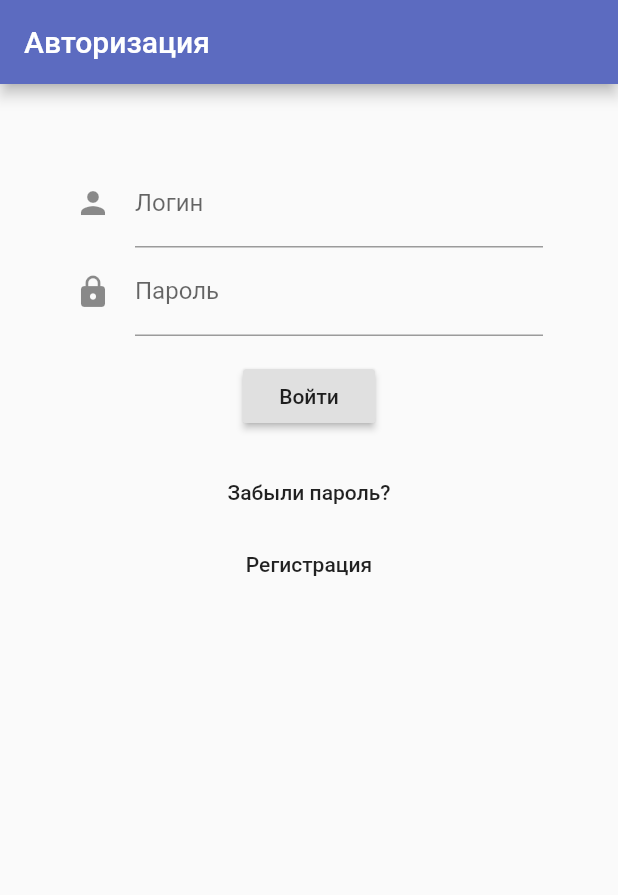
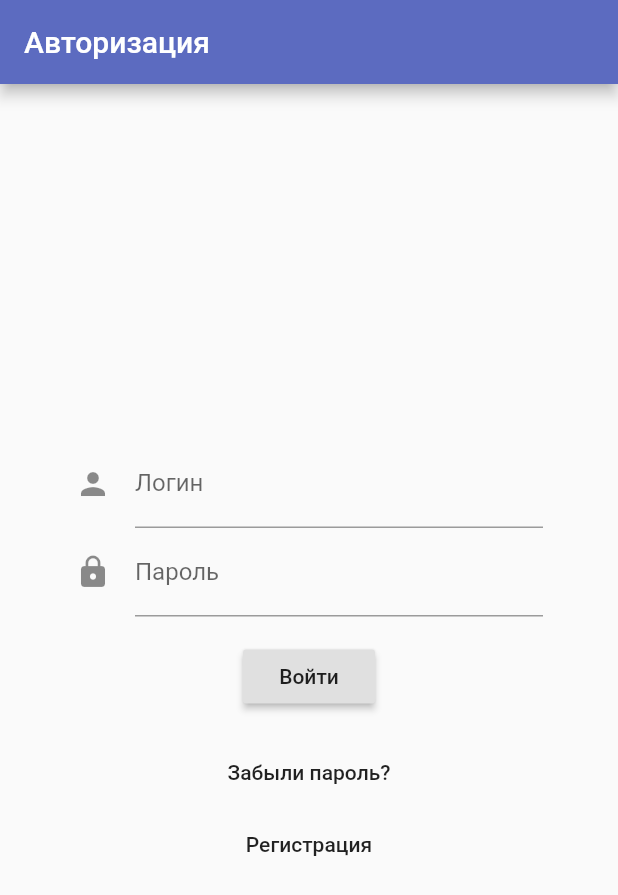
Before and after one commit to Kostya-HellCat/PhotoStock, a Flutter app: the screen it shows after launch, on a phone screen of 412 x 824 dp. Shown: the top 895 px of the screen. Run offline on Flutter 3.47's test engine with Material 2 defaults, Android fonts, the phone set to English and light mode, and no system bars.

Commit message:
AuthRoute -> StatefulWidget for saving state; make scrolling AuthRoute by listview; center by Container (but unable to tap buttons when keyboard appears yet and scrolling to desired formfield anormal).

```diff
--- a/flutter_app/lib/main.dart
+++ b/flutter_app/lib/main.dart
@@ -4,21 +4,25 @@ import 'package:http/http.dart' as http;
 void main() {
   runApp(MaterialApp(
     title: 'Navigation Basics',
-
     theme: new ThemeData(
       primaryColor: Colors.indigo[400],
     ),
     routes: {
-      '/':(BuildContext context) => AuthRoute(),
-      '/reg':(context) => RegRoute()
+      '/': (BuildContext context) => AuthRoute(),
+      '/reg': (context) => RegRoute()
     },
   ));
 }
 
-class AuthRoute extends StatelessWidget {
+class AuthRoute extends StatefulWidget {
+  @override
+  _AuthRouteState createState() => _AuthRouteState();
+}
+
+class _AuthRouteState extends State<AuthRoute> {
   final _formKey = GlobalKey<FormState>();
 
-  req_auth() async{
+  req_auth() async {
     var response = await http.post(
         'http://10.0.2.2:1337/auth',
         body: {'nickname': 'test', 'password': '10'});
@@ -34,18 +38,15 @@ class AuthRoute extends StatelessWidget {
         title: Text("Авторизация"),
       ),
       //backgroundColor: Colors.indigo[400],
-      resizeToAvoidBottomPadding: false,
-      body: Builder(
-        builder: (context) => Center(
-          child: Column(
-            children: <Widget>[
-              Form(
+      //resizeToAvoidBottomPadding: false,
+      //resizeToAvoidBottomInset: true,
+      body: Container(
+        alignment: Alignment.center,
+        child: Form(
           key: _formKey,
-              child: Padding(
-                padding: EdgeInsets.only(left: 50,right: 50,top: 50),
-                child: Column(
-                  crossAxisAlignment: CrossAxisAlignment.start,
-                  mainAxisSize: MainAxisSize.max,
+          child: ListView(
+            shrinkWrap: true,
+            padding: EdgeInsets.only(left: 50, right: 50),
             children: <Widget>[
               TextFormField(
                 decoration: const InputDecoration(
@@ -78,17 +79,14 @@ class AuthRoute extends StatelessWidget {
                     onPressed: () {
                       if (_formKey.currentState.validate()) {
                         // If the form is valid, we want to show a Snackbar
-                              Scaffold.of(context).showSnackBar(SnackBar(content: Text('Обработка...')));
+                        Scaffold.of(context).showSnackBar(
+                            SnackBar(content: Text('Обработка...')));
                         req_auth();
                       }
                     },
                     child: Text('Войти'),
                   ),
                 ),
-                    ),
-                  ],
-                ),
-              )
               ),
               FlatButton(
                 child: Text('Забыли пароль?'),
@@ -128,7 +126,7 @@ class RegRoute extends StatelessWidget {
                   Form(
                       key: _formKey2,
                       child: Padding(
-                    padding: EdgeInsets.only(left: 50,right: 50,top: 50),
+                        padding: EdgeInsets.only(left: 50, right: 50, top: 50),
                         child: Column(
                           crossAxisAlignment: CrossAxisAlignment.start,
                           children: <Widget>[
@@ -167,7 +165,7 @@ class RegRoute extends StatelessWidget {
                             ),
                             TextFormField(
                               decoration: const InputDecoration(
-                            icon: Icon(Icons.local_phone ),
+                                icon: Icon(Icons.local_phone),
                                 labelText: 'Телефон',
                               ),
                               validator: (value) {
@@ -177,14 +175,16 @@ class RegRoute extends StatelessWidget {
                               },
                             ),
                             Padding(
-                          padding: const EdgeInsets.symmetric(vertical: 16.0),
+                              padding:
+                                  const EdgeInsets.symmetric(vertical: 16.0),
                               child: Center(
                                 child: RaisedButton(
                                   onPressed: () {
-
                                     if (_formKey2.currentState.validate()) {
                                       // If the form is valid, we want to show a Snackbar
-                                  Scaffold.of(context2).showSnackBar(SnackBar(content: Text('Обработка...')));
+                                      Scaffold.of(context2).showSnackBar(
+                                          SnackBar(
+                                              content: Text('Обработка...')));
                                     }
                                   },
                                   child: Text('Зарегистрироваться'),
@@ -193,8 +193,7 @@ class RegRoute extends StatelessWidget {
                             ),
                           ],
                         ),
-                  )
-              ),
+                      )),
                 ],
               ),
             ),
```
Lines whose indentation alone changed are shown as unchanged.
